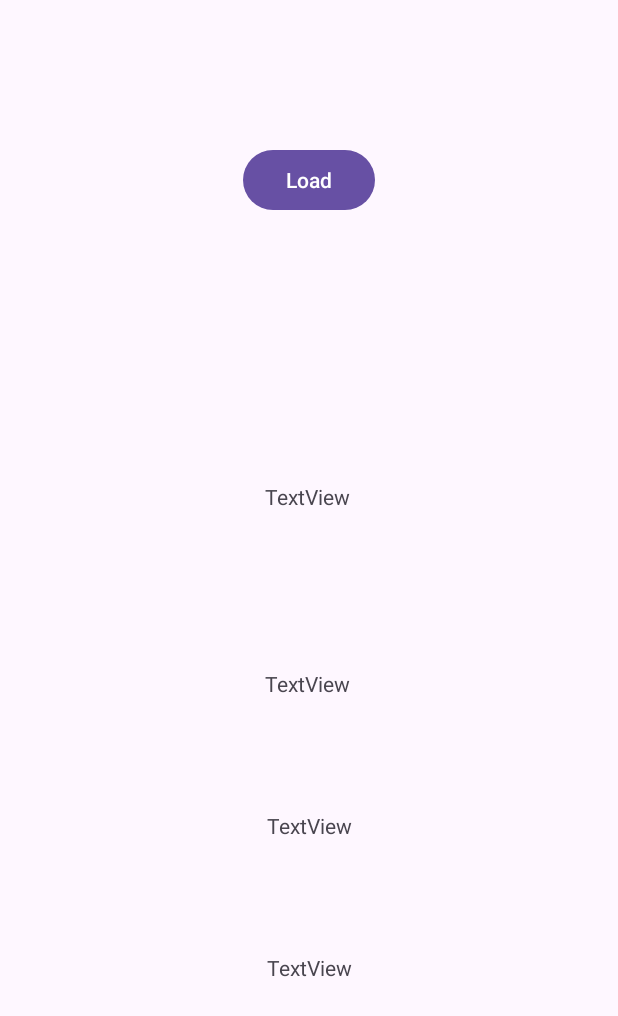
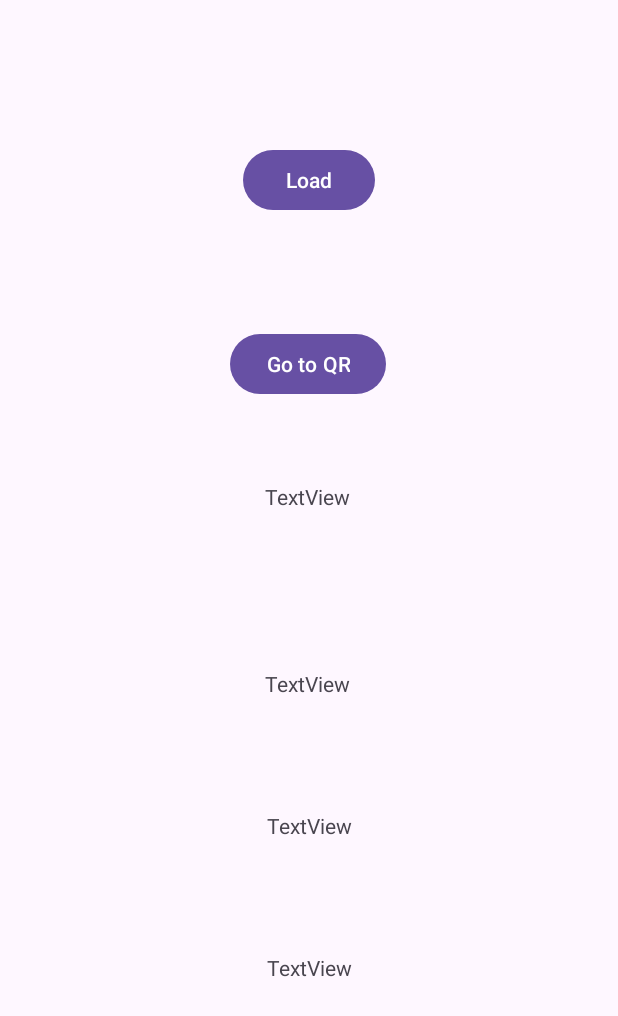
Before and after one commit to goofbull/My_App, an Android app: the screen it shows after launch (MainActivity), on a phone screen of 412 x 824 dp. Shown: the top 1016 px of the screen. Run offline under Robolectric (Android 15) with nearby library versions, the phone set to English and light mode, and no system bars.

Commit message:
Switch between two activities and QR Scanner

```diff
--- a/app/build.gradle.kts
+++ b/app/build.gradle.kts
@@ -45,4 +45,5 @@ dependencies {
     testImplementation("junit:junit:4.13.2")
     androidTestImplementation("androidx.test.ext:junit:1.1.5")
     androidTestImplementation("androidx.test.espresso:espresso-core:3.5.1")
+    implementation ("com.journeyapps:zxing-android-embedded:4.3.0")
 }
--- /dev/null
+++ b/app/src/main/java/com/example/myapplication/CaptureAct.java
@@ -0,0 +1,6 @@
+package com.example.myapplication;
+import com.journeyapps.barcodescanner.CaptureActivity;
+public class CaptureAct extends CaptureActivity
+{
+
+}
--- a/app/src/main/java/com/example/myapplication/MainActivity.java
+++ b/app/src/main/java/com/example/myapplication/MainActivity.java
@@ -1,9 +1,11 @@
 package com.example.myapplication;
 
+import android.content.Intent;
 import android.os.Bundle;
 import androidx.appcompat.app.AppCompatActivity;
 import android.util.Log;
 import android.view.View;
+import android.widget.Button;
 import android.widget.TextView;
 import java.sql.Connection;
 import java.sql.ResultSet;
@@ -17,6 +19,19 @@ public class MainActivity extends AppCompatActivity {
     protected void onCreate(Bundle savedInstance){
         super.onCreate(savedInstance);
         setContentView(R.layout.activity_main);
+
+        configureGoToQRButton();
+    }
+
+    private void configureGoToQRButton()
+    {
+        Button btnGoToQR = (Button) findViewById(R.id.btnGoToQR);
+        btnGoToQR.setOnClickListener(new View.OnClickListener() {
+            @Override
+            public void onClick(View view) {
+                startActivity(new Intent(MainActivity.this, QRScann.class));
+            }
+        });
     }
 
     public void GetTextFromSQL(View v)
--- a/app/src/main/res/layout/activity_main.xml
+++ b/app/src/main/res/layout/activity_main.xml
@@ -1,5 +1,5 @@
 <?xml version="1.0" encoding="utf-8"?>
-<androidx.coordinatorlayout.widget.CoordinatorLayout xmlns:android="http://schemas.android.com/apk/res/android"
+<RelativeLayout xmlns:android="http://schemas.android.com/apk/res/android"
     xmlns:app="http://schemas.android.com/apk/res-auto"
     xmlns:tools="http://schemas.android.com/tools"
     android:layout_width="match_parent"
@@ -8,8 +8,12 @@
     tools:context=".MainActivity">
 
     <androidx.constraintlayout.widget.ConstraintLayout
+        android:id="@+id/constraintLayout"
         android:layout_width="match_parent"
-        android:layout_height="match_parent">
+        android:layout_height="match_parent"
+        app:layout_anchor="@+id/constraintLayout"
+        app:layout_anchorGravity="center"
+        tools:ignore="NotSibling">
 
         <Button
             android:id="@+id/loadBtn"
@@ -22,6 +26,18 @@
             app:layout_constraintStart_toStartOf="parent"
             app:layout_constraintTop_toTopOf="parent"
             app:layout_constraintVertical_bias="0.124" />
+
+        <Button
+            android:id="@+id/btnGoToQR"
+            android:layout_width="wrap_content"
+            android:layout_height="wrap_content"
+            android:text="Go to QR"
+            app:layout_constraintBottom_toBottomOf="parent"
+            app:layout_constraintEnd_toEndOf="parent"
+            app:layout_constraintHorizontal_bias="0.498"
+            app:layout_constraintStart_toStartOf="parent"
+            app:layout_constraintTop_toBottomOf="@+id/loadBtn"
+            app:layout_constraintVertical_bias="0.118" />
 
         <TextView
             android:id="@+id/textView"
@@ -67,6 +83,8 @@
             app:layout_constraintEnd_toEndOf="parent"
             app:layout_constraintStart_toStartOf="parent"
             app:layout_constraintTop_toBottomOf="@+id/textView2" />
+
+
     </androidx.constraintlayout.widget.ConstraintLayout>
 
-</androidx.coordinatorlayout.widget.CoordinatorLayout>
+</RelativeLayout>
--- a/app/src/main/res/values/strings.xml
+++ b/app/src/main/res/values/strings.xml
@@ -43,4 +43,5 @@
         libero vel nunc consequat, quis tincidunt nisl eleifend. Cras bibendum enim a justo luctus
         vestibulum. Fusce dictum libero quis erat maximus, vitae volutpat diam dignissim.
     </string>
+    <string name="title_activity_qrscann">QRScann</string>
 </resources>
```
Also changed, not shown: app/src/main/AndroidManifest.xml (+14 -2 lines), app/src/main/java/com/example/myapplication/QRScann.java (added, +54 -0 lines), app/src/main/res/layout/activity_qrscann.xml (added, +18 -0 lines), app/src/main/res/layout/content_main.xml (deleted, +0 -19 lines), app/src/main/res/layout/fragment_first.xml (deleted, +0 -35 lines), app/src/main/res/layout/fragment_second.xml (deleted, +0 -35 lines), app/src/main/res/navigation/nav_graph2.xml (added, +28 -0 lines).
